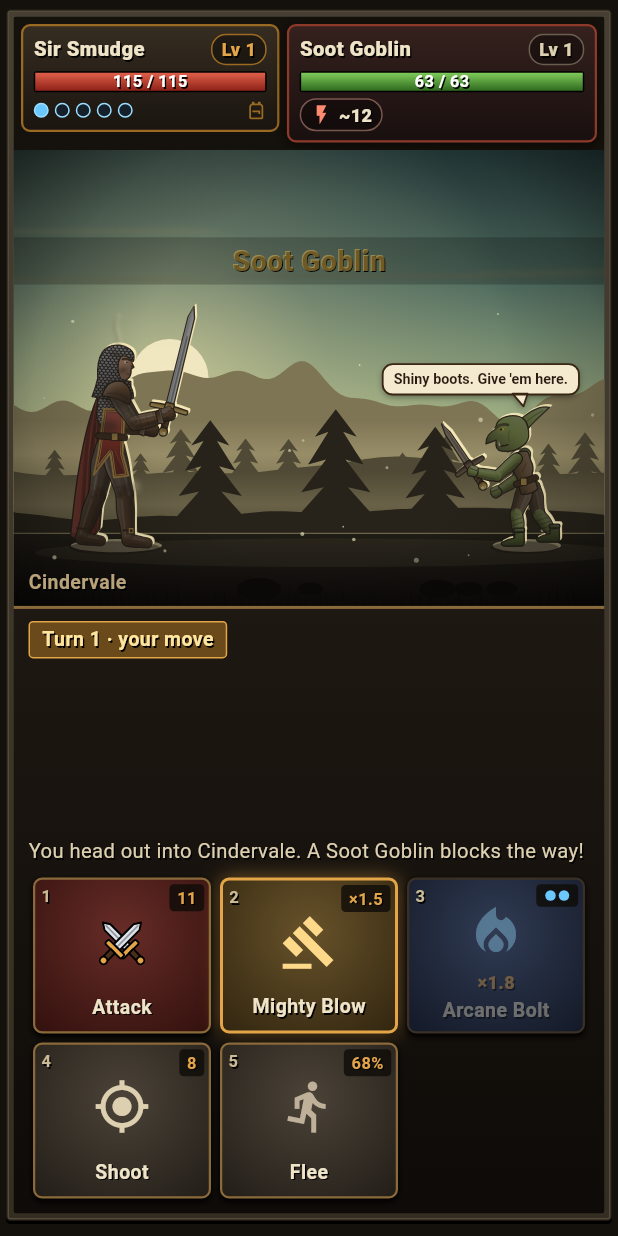
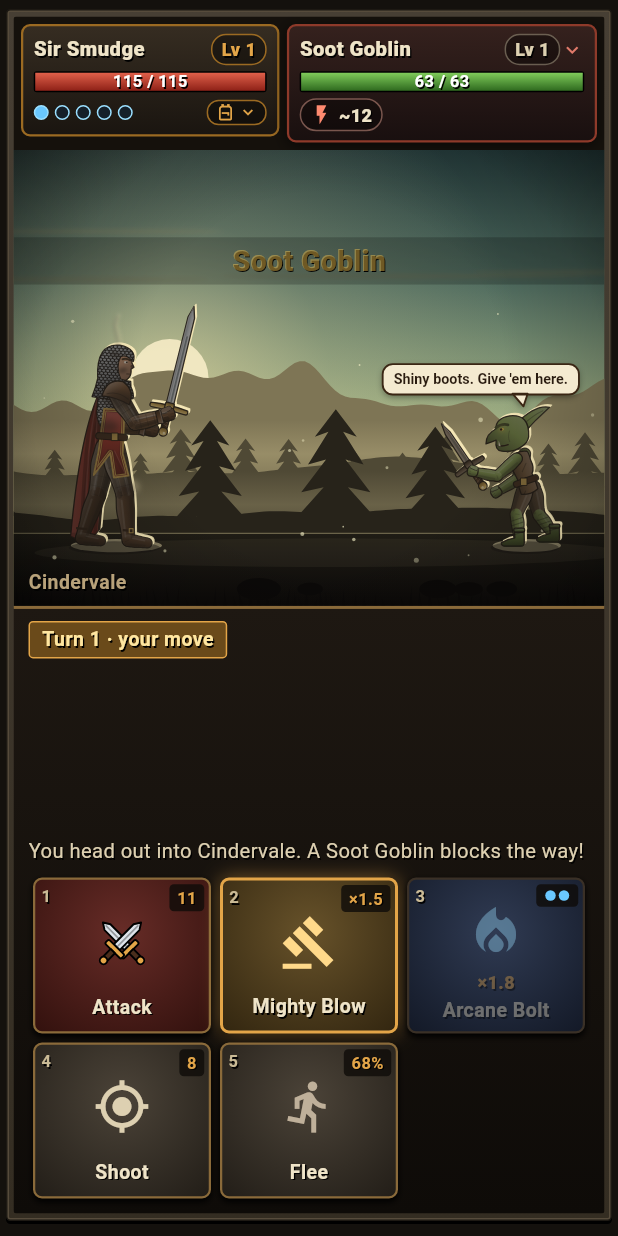
Before and after one commit to taran311/scorchedknight, a Flutter app: the BattleScreen screen opened directly with empty values, on a phone screen of 412 x 824 dp. Run offline on Flutter 3.47's test engine with Material 3 defaults, Android fonts, the phone set to English and light mode, and no system bars; our stand-ins replace cloud_firestore, firebase_auth, firebase_core, google_fonts, google_sign_in, shared_preferences; missing offline and left inert: dart:js_interop; accounts and stored records are empty.

Commit message:
moar fixes

```diff
--- a/lib/ui/battle_screen.dart
+++ b/lib/ui/battle_screen.dart
@@ -284,8 +284,9 @@ class _BattleScreenState extends State<BattleScreen> {
                                         crossAxisAlignment: CrossAxisAlignment.start,
                                         children: [
                                           // Tap your card: everything you're wearing, and what it adds up to.
-                                          Expanded(flex: 5, child: GestureDetector(onTap: () => showGearGlance(context, c), child: HeroStrip(controller: c))),
+                                          Expanded(flex: 5, child: GestureDetector(behavior: HitTestBehavior.opaque, onTap: () => showGearGlance(context, c), child: HeroStrip(controller: c))),
                                           const SizedBox(width: 5),
+                                          // Tap theirs: everything about it, in full.
                                           Expanded(flex: 6, child: _FoeCard(controller: c, foe: foe, fill: true)),
                                         ],
                                       ),
@@ -663,13 +664,15 @@ class _FoeCard extends StatelessWidget {
   final bool fill;
 
   @override
-  Widget build(BuildContext context) {
+  Widget build(BuildContext context) => ListenableBuilder(listenable: controller.hpShown, builder: (context, _) => _card(context));
+
+  Widget _card(BuildContext context) {
     final c = controller, colour = foe.aura != null ? Color(foe.aura!.argb) : (foe.boss ? Palette.amber : Palette.cream);
     final realm = realmAt(c.state.rare?.base ?? c.state.foe);
     final aura = foe.aura;
     final weak = weakTo(foe), shrug = shrugsOff(foe);
     final hazard = c.state.inBattle && c.state.hazardIn(realm);
-    return FoeCard(
+    final card = FoeCard(
       fill: fill,
       name: foe.name,
       colour: colour,
@@ -679,7 +682,13 @@ class _FoeCard extends StatelessWidget {
       tags: [
         if (aura != null) FoeBadge(label: foe.pack ? 'PACK' : (foe.named ? 'RARE BOSS' : 'RARE'), colour: colour, solid: true, tip: aura.label),
         if (foe.boss && aura == null) const FoeBadge(label: 'BOSS', colour: Palette.amber, solid: true),
-        if (foe.kind != FoeKind.none) FoeBadge(icons: [Icon(kindIcon(foe.kind), size: 14, color: kindColour(foe.kind))], text: foe.kind.label, colour: kindColour(foe.kind)),
+        if (foe.kind != FoeKind.none) FoeBadge(
+            icons: [Icon(kindIcon(foe.kind), size: 14, color: kindColour(foe.kind))],
+            text: foe.kind.label,
+            wordy: true,
+            colour: kindColour(foe.kind),
+            tip: '${foe.kind.label}: weak to ${styleName(foe.kind.weakTo!)}, shrugs off ${styleName(foe.kind.resists!)}',
+          ),
         if (aura != null && !foe.pack && !foe.named) _perkBadge(aura),
       ],
       badges: [
@@ -703,6 +712,12 @@ class _FoeCard extends StatelessWidget {
           ),
         if (hazard) FoeBadge(icons: const [Icon(Icons.warning_amber, size: 15, color: Color(0xFFE0A070))], text: '−${(hazardShare * 100).round()}%/turn', colour: const Color(0xFFE0A070), tip: '${continents[realm].hazard}: you lose ${(hazardShare * 100).round()}% HP a turn'),
       ],
+    );
+    if (!fill) return card;
+    return GestureDetector(
+      behavior: HitTestBehavior.opaque,
+      onTap: () => showFoeGlance(context, name: foe.name, colour: colour, level: c.state.foeLevel, badges: [...card.tags, ...card.badges].whereType<FoeBadge>().toList()),
+      child: card,
     );
   }
 
@@ -734,7 +749,7 @@ class _FoeCard extends StatelessWidget {
       Aura.ancient => (Icons.workspace_premium, 'Best loot'),
     };
     final col = Color(a.argb);
-    return FoeBadge(icons: [Icon(icon, size: 14, color: col)], text: text, colour: col, tip: a.perk);
+    return FoeBadge(icons: [Icon(icon, size: 14, color: col)], text: text, wordy: true, colour: col, tip: a.perk);
   }
 }
 
--- a/lib/ui/hud.dart
+++ b/lib/ui/hud.dart
@@ -37,7 +37,9 @@ class HeroCard extends StatelessWidget {
   final bool mana;
 
   @override
-  Widget build(BuildContext context) {
+  Widget build(BuildContext context) => ListenableBuilder(listenable: controller.hpShown, builder: (context, _) => _card(context));
+
+  Widget _card(BuildContext context) {
     final s = controller.state, k = s.knight, mh = maxHp(k), hp = controller.shownHeroHp.clamp(0, mh);
     // Smaller on a phone so it doesn't cover the scene.
     // Smaller in a mid-size window; on a phone the page shrinks it to fit its own spot instead.
@@ -242,6 +244,8 @@ class FoeCard extends StatelessWidget {
                 decoration: BoxDecoration(color: Colors.black38, borderRadius: BorderRadius.circular(10), border: Border.all(color: Palette.parch.withValues(alpha: .4))),
                 child: Text('Lv $level', style: Txt.label(size: 12, color: Palette.parch, weight: FontWeight.w800)),
               ),
+              // Tap for the full story.
+              if (fill) const Icon(Icons.expand_more, size: 16, color: Color(0xFFE07A6A)),
             ],
           ),
           const SizedBox(height: 4),
@@ -255,7 +259,7 @@ class FoeCard extends StatelessWidget {
               alignment: Alignment.centerLeft,
               child: SingleChildScrollView(
                 scrollDirection: Axis.horizontal,
-                child: Row(children: [for (final (i, w) in [...tags, ...badges].indexed) Padding(padding: EdgeInsets.only(left: i == 0 ? 0 : 3), child: w)]),
+                child: SlimBadges(child: Row(children: [for (final (i, w) in [...tags, ...badges].indexed) Padding(padding: EdgeInsets.only(left: i == 0 ? 0 : 3), child: w)])),
               ),
             )
           else ...[
@@ -276,7 +280,9 @@ class HeroStrip extends StatelessWidget {
   final GameController controller;
 
   @override
-  Widget build(BuildContext context) {
+  Widget build(BuildContext context) => ListenableBuilder(listenable: controller.hpShown, builder: (context, _) => _card(context));
+
+  Widget _card(BuildContext context) {
     final s = controller.state, k = s.knight, mh = maxHp(k), hp = controller.shownHeroHp.clamp(0, mh);
     return Container(
       padding: const EdgeInsets.fromLTRB(7, 5, 7, 6),
@@ -319,7 +325,11 @@ class HeroStrip extends StatelessWidget {
                   ),
                 const Spacer(),
                 // A hint that the card opens your gear (tap it).
-                const Icon(Icons.backpack_outlined, size: 14, color: Palette.amberLo),
+                Container(
+                  padding: const EdgeInsets.symmetric(horizontal: 5, vertical: 1),
+                  decoration: BoxDecoration(color: Colors.black38, borderRadius: BorderRadius.circular(8), border: Border.all(color: Palette.amberLo)),
+                  child: const Row(mainAxisSize: MainAxisSize.min, children: [Icon(Icons.backpack_outlined, size: 13, color: Palette.amber), SizedBox(width: 2), Icon(Icons.expand_more, size: 13, color: Palette.amber)]),
+                ),
               ],
             ),
           ),
@@ -332,8 +342,11 @@ class HeroStrip extends StatelessWidget {
 /// A small badge on the foe card: an optional word, then icons or a figure, edged in [colour].
 /// [tip] says it in full on hover.
 class FoeBadge extends StatelessWidget {
-  const FoeBadge({super.key, this.label, this.icons = const [], this.text, required this.colour, this.tip, this.solid = false});
+  const FoeBadge({super.key, this.label, this.icons = const [], this.text, required this.colour, this.tip, this.solid = false, this.wordy = false});
   final String? label, text, tip;
+
+  /// Its [text] is a word (Armoured, More gold) that the phone's slim card can drop for the icon.
+  final bool wordy;
   final List<Widget> icons;
   final Color colour;
 
@@ -342,6 +355,11 @@ class FoeBadge extends StatelessWidget {
 
   @override
   Widget build(BuildContext context) {
+    // On the phone's slim card: icons where there are icons, words only where there aren't (the
+    // card opens a sheet with the full story, so no tooltip either).
+    final slim = context.dependOnInheritedWidgetOfExactType<SlimBadges>() != null;
+    final label = slim && icons.isNotEmpty ? null : this.label;
+    final text = slim && wordy && icons.isNotEmpty ? null : this.text;
     final badge = Container(
       height: 22,
       padding: const EdgeInsets.symmetric(horizontal: 6),
@@ -353,15 +371,22 @@ class FoeBadge extends StatelessWidget {
       child: Row(
         mainAxisSize: MainAxisSize.min,
         children: [
-          if (label != null) Text(label!, style: Txt.label(size: solid ? 11 : 11.5, color: colour, weight: FontWeight.w800)),
+          if (label != null) Text(label, style: Txt.label(size: solid ? 11 : 11.5, color: colour, weight: FontWeight.w800)),
           for (final (i, icon) in icons.indexed) Padding(padding: EdgeInsets.only(left: i == 0 && label == null ? 0 : 4), child: SizedBox(width: 15, height: 15, child: Center(child: icon))),
-          if (text != null) Padding(padding: EdgeInsets.only(left: icons.isEmpty && label == null ? 0 : 4), child: Text(text!, style: Txt.label(size: 12, color: Palette.cream, weight: FontWeight.w800))),
+          if (text != null) Padding(padding: EdgeInsets.only(left: icons.isEmpty && label == null ? 0 : 4), child: Text(text, style: Txt.label(size: 12, color: Palette.cream, weight: FontWeight.w800))),
         ],
       ),
     );
     // On a phone there's no hover: a tap shows the tip.
-    return tip == null ? badge : Tooltip(message: tip!, triggerMode: isPhone(context) ? TooltipTriggerMode.tap : null, showDuration: const Duration(seconds: 3), child: badge);
+    return tip == null || slim ? badge : Tooltip(message: tip!, triggerMode: isPhone(context) ? TooltipTriggerMode.tap : null, showDuration: const Duration(seconds: 3), child: badge);
   }
+}
+
+/// Marks badges as sitting on the phone's slim foe card.
+class SlimBadges extends InheritedWidget {
+  const SlimBadges({super.key, required super.child});
+  @override
+  bool updateShouldNotify(SlimBadges old) => false;
 }
 
 /// HP, XP and level, always at the top of the screen.
@@ -372,7 +397,9 @@ class StatsHeader extends StatelessWidget {
   final Widget? leading;
 
   @override
-  Widget build(BuildContext context) {
+  Widget build(BuildContext context) => ListenableBuilder(listenable: controller.hpShown, builder: (context, _) => _card(context));
+
+  Widget _card(BuildContext context) {
     final s = controller.state, k = s.knight, mh = maxHp(k), hp = controller.shownHeroHp.clamp(0, mh);
     Widget chip(Widget child) => DecoratedBox(
       decoration: stoneDecoration(fill: Palette.stone1, raised: false),
```
Also changed, not shown: lib/game/controller.dart (+7 -2 lines), lib/ui/battle_stage.dart (+4 -3 lines), lib/ui/gear_glance.dart (+39 -0 lines).
